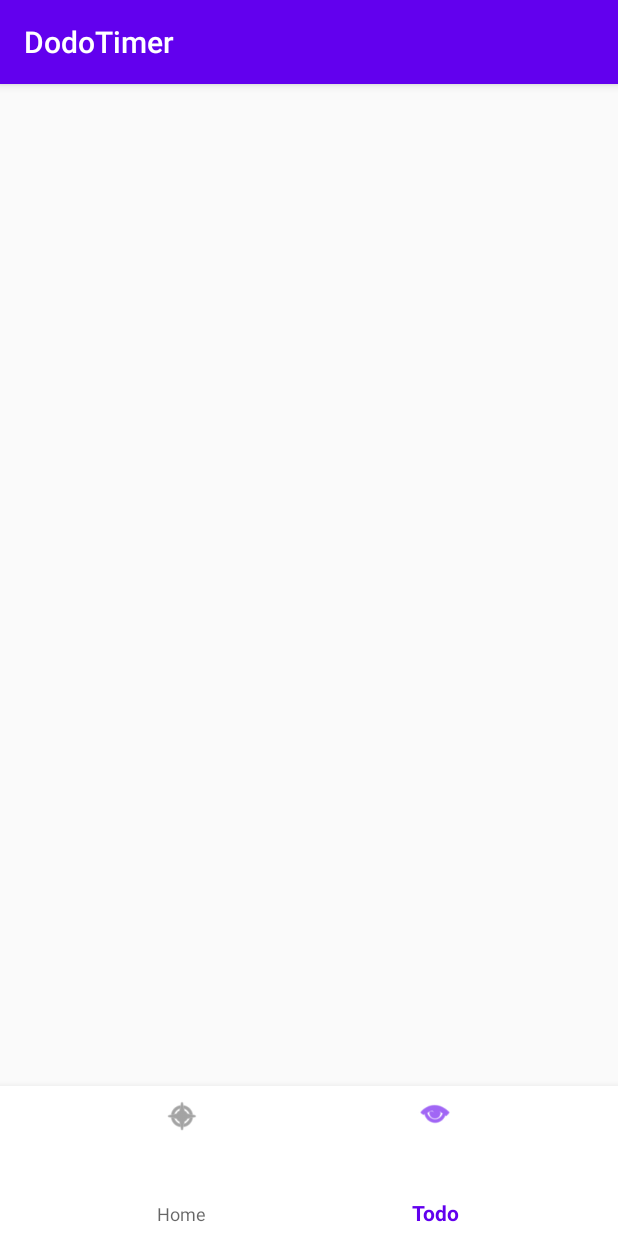
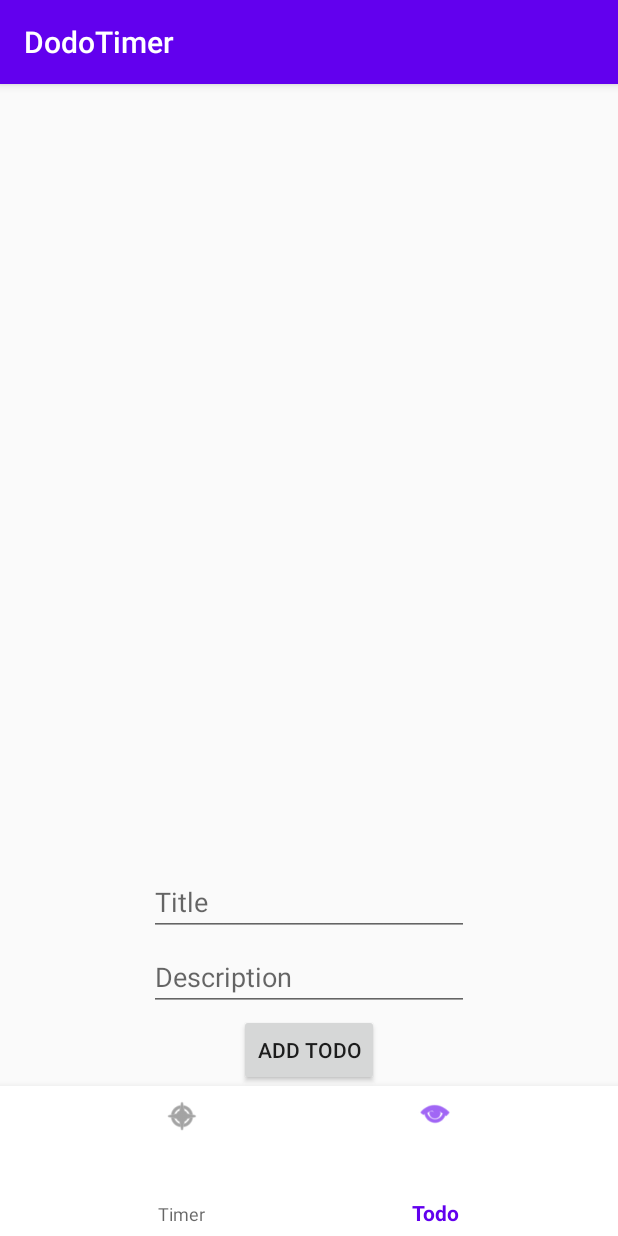
Before and after one commit to SauleStan/nativeApp, an Android app: the screen it shows after launch (MainActivity), item 2 of the bottom bar chosen, on a phone screen of 412 x 824 dp. Run offline under Robolectric (Android 15) with nearby library versions, the phone set to English and light mode, and no system bars; our stand-ins replace Firebase (no records; nobody signed in at launch, a user with empty details on screens opened directly), navigation-ui.

Commit message:
added input fields and add button

```diff
--- a/app/src/main/java/eif/viko/lt/focustimer/Adapters/ItemListAdapter.kt
+++ b/app/src/main/java/eif/viko/lt/focustimer/Adapters/ItemListAdapter.kt
@@ -5,6 +5,7 @@ import android.view.LayoutInflater
 import android.view.View
 import android.view.ViewGroup
 import android.view.View.OnClickListener
+import android.widget.ImageView
 import androidx.recyclerview.widget.DiffUtil
 import androidx.recyclerview.widget.ListAdapter
 import eif.viko.lt.focustimer.Models.Item
@@ -40,17 +41,17 @@ class ItemListAdapter(private val interaction: Interaction? = null) :
             if (adapterPosition == RecyclerView.NO_POSITION) return
 
             val clicked = getItem(adapterPosition)
+            interaction?.click_item(clicked)
         }
 
         fun bind(item: Item) = with(itemView) {
             item_title.text = item.title
             item_description.text = item.description
-            item_dueDate.text = item.dueDate
         }
     }
 
     interface Interaction {
-
+        fun click_item(item: Item);
     }
 
     private class ItemDC : DiffUtil.ItemCallback<Item>() {
--- a/app/src/main/java/eif/viko/lt/focustimer/Fragments/ToDoFragment.kt
+++ b/app/src/main/java/eif/viko/lt/focustimer/Fragments/ToDoFragment.kt
@@ -5,6 +5,9 @@ import androidx.fragment.app.Fragment
 import android.view.LayoutInflater
 import android.view.View
 import android.view.ViewGroup
+import android.widget.Button
+import android.widget.EditText
+import android.widget.Toast
 import androidx.lifecycle.Observer
 import androidx.lifecycle.ViewModelProvider
 import androidx.recyclerview.widget.LinearLayoutManager
@@ -15,6 +18,7 @@ import eif.viko.lt.focustimer.R
 import eif.viko.lt.focustimer.ViewModels.ItemViewModel
 import eif.viko.lt.focustimer.ViewModels.TodoListViewModel
 import kotlinx.android.synthetic.main.fragment_todo.*
+import kotlinx.android.synthetic.main.list_item_layout.*
 import java.util.*
 
 // TODO: Rename parameter arguments, choose names that match
@@ -22,12 +26,7 @@ import java.util.*
 private const val ARG_PARAM1 = "param1"
 private const val ARG_PARAM2 = "param2"
 
-/**
- * A simple [Fragment] subclass.
- * Use the [ToDoFragment.newInstance] factory method to
- * create an instance of this fragment.
- */
-class ToDoFragment : Fragment() {
+class ToDoFragment : Fragment(), ItemListAdapter.Interaction {
     // TODO: Rename and change types of parameters
     private var param1: String? = null
     private var param2: String? = null
@@ -42,6 +41,8 @@ class ToDoFragment : Fragment() {
             param1 = it.getString(ARG_PARAM1)
             param2 = it.getString(ARG_PARAM2)
         }
+
+
     }
 
     override fun onViewCreated(view: View, savedInstanceState: Bundle?) {
@@ -49,8 +50,22 @@ class ToDoFragment : Fragment() {
         itemViewModel = ViewModelProvider(this).get(ItemViewModel::class.java)
         todoListViewModel = ViewModelProvider(this).get(TodoListViewModel::class.java)
 
-        val itemListAdapter: ItemListAdapter by lazy { ItemListAdapter()}
-        // Populated list with items
+
+        // Add new to do
+        val button: Button? = activity?.findViewById(R.id.add_button)
+        val titleText: EditText? = activity?.findViewById(R.id.edit_text_title)
+        val descrText: EditText? = activity?.findViewById(R.id.edit_text_descr)
+        button?.setOnClickListener {
+            Toast.makeText(context, "Add Button clicked", Toast.LENGTH_LONG).show()
+            val title = titleText?.text.toString()
+            val description = descrText?.text.toString()
+            todoListViewModel.addToTodoList(Item(Random().nextLong(), title, description))
+            titleText?.text?.clear()
+            descrText?.text?.clear()
+        }
+
+        val itemListAdapter: ItemListAdapter by lazy { ItemListAdapter(this)}
+
 //        todoListViewModel.addToTodoList(Item(Random().nextLong() ,"Thingie to do", "Yous gots to dos what yous gots to dos", "Sometime"))
 //        itemListAdapter.submitList(itemViewModel.getItems().value)
         if(user != null) {
@@ -66,6 +81,8 @@ class ToDoFragment : Fragment() {
             // Set the custom adapter to the RecycleView
             adapter = itemListAdapter
         }
+
+
     }
     override fun onCreateView(
         inflater: LayoutInflater, container: ViewGroup?,
@@ -94,4 +111,8 @@ class ToDoFragment : Fragment() {
                 }
             }
     }
+
+    override fun click_item(item: Item) {
+        todoListViewModel.removeItemFromTodoList(item)
+    }
 }
--- a/app/src/main/java/eif/viko/lt/focustimer/Models/Item.kt
+++ b/app/src/main/java/eif/viko/lt/focustimer/Models/Item.kt
@@ -1,3 +1,3 @@
 package eif.viko.lt.focustimer.Models
 
-data class Item(var id: Long = 0L, var title: String="", var description: String="", var dueDate: String="")
+data class Item(var id: Long = 0L, var title: String="", var description: String="")
--- a/app/src/main/java/eif/viko/lt/focustimer/Repositories/TodoListRepository.kt
+++ b/app/src/main/java/eif/viko/lt/focustimer/Repositories/TodoListRepository.kt
@@ -16,7 +16,7 @@ object TodoListRepository {
         collection("users").
         document(user!!.uid).
         collection("todo_list").
-        document()
+        document("${item.id}")
 
         return document.set(item)
     }
--- a/app/src/main/res/layout/fragment_todo.xml
+++ b/app/src/main/res/layout/fragment_todo.xml
@@ -11,8 +11,47 @@
         android:id="@+id/item_recycleView"
         android:layout_width="0dp"
         android:layout_height="0dp"
+        android:layout_marginBottom="150dp"
         app:layout_constraintBottom_toBottomOf="parent"
         app:layout_constraintEnd_toEndOf="parent"
+        app:layout_constraintHorizontal_bias="1.0"
         app:layout_constraintStart_toStartOf="parent"
-        app:layout_constraintTop_toTopOf="parent" />
+        app:layout_constraintTop_toTopOf="parent"
+        app:layout_constraintVertical_bias="1.0" />
+
+    <Button
+        android:id="@+id/add_button"
+        android:layout_width="wrap_content"
+        android:layout_height="wrap_content"
+        android:text="@string/add_button"
+        app:layout_constraintBottom_toBottomOf="parent"
+        app:layout_constraintEnd_toEndOf="parent"
+        app:layout_constraintStart_toStartOf="parent" />
+
+    <EditText
+        android:id="@+id/edit_text_descr"
+        android:layout_width="wrap_content"
+        android:layout_height="wrap_content"
+        android:layout_marginBottom="50dp"
+        android:ems="10"
+        android:inputType="textPersonName"
+        android:hint="Description"
+        app:layout_constraintBottom_toBottomOf="@+id/add_button"
+        app:layout_constraintEnd_toEndOf="parent"
+        app:layout_constraintHorizontal_bias="0.5"
+        app:layout_constraintStart_toStartOf="parent" />
+
+    <EditText
+        android:id="@+id/edit_text_title"
+        android:layout_width="wrap_content"
+        android:layout_height="wrap_content"
+        android:ems="10"
+        android:inputType="textPersonName"
+        android:hint="Title"
+        app:layout_constraintBottom_toTopOf="@+id/edit_text_descr"
+        app:layout_constraintEnd_toEndOf="parent"
+        app:layout_constraintHorizontal_bias="0.5"
+        app:layout_constraintStart_toStartOf="parent"
+        app:layout_constraintTop_toBottomOf="@+id/item_recycleView" />
+
 </androidx.constraintlayout.widget.ConstraintLayout>
--- a/app/src/main/res/values/strings.xml
+++ b/app/src/main/res/values/strings.xml
@@ -2,10 +2,13 @@
     <string name="app_name">DodoTimer</string>
     <!-- TODO: Remove or change this placeholder text -->
     <string name="hello_blank_fragment">Hello blank fragment</string>
-    <string name="home">Home</string>
+    <string name="home">Timer</string>
     <string name="todo">Todo</string>
     <string name="screen1">Set your own focus time</string>
     <string name="screen2">Write down your tasks</string>
     <string name="next">NEXT</string>
     <string name="finish">FINISH</string>
+    <string name="add_button">ADD TODO</string>
+    <string name="edit_text_title">TITLE</string>
+    <string name="edit_text_descr">DESCRIPTION</string>
 </resources>
```
Also changed, not shown: app/src/main/java/eif/viko/lt/focustimer/Fragments/TimerFragment.kt (deleted, +0 -60 lines), app/src/main/res/layout/fragment_timer.xml (deleted, +0 -15 lines), app/src/main/res/layout/list_item_layout.xml (+10 -10 lines), 1 other file.
